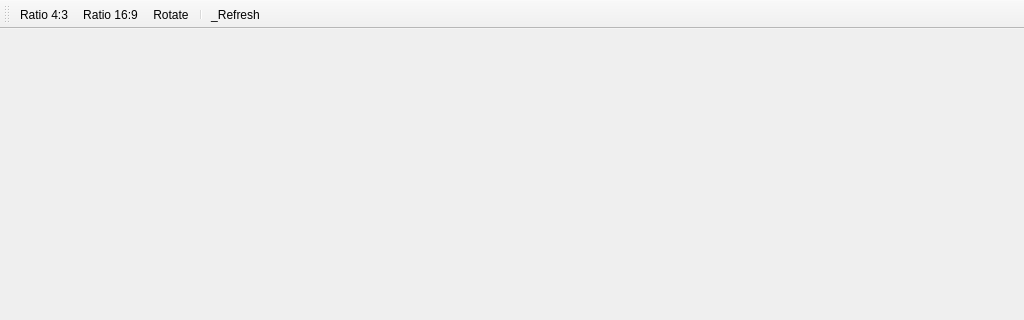
Old version of the form src/ui/WinPreview.ui in the repository Pixinn/ezwebgallery; both pictures show x 0 to 1024 and y 0 to 320 of the 1024 by 768 pixel window.
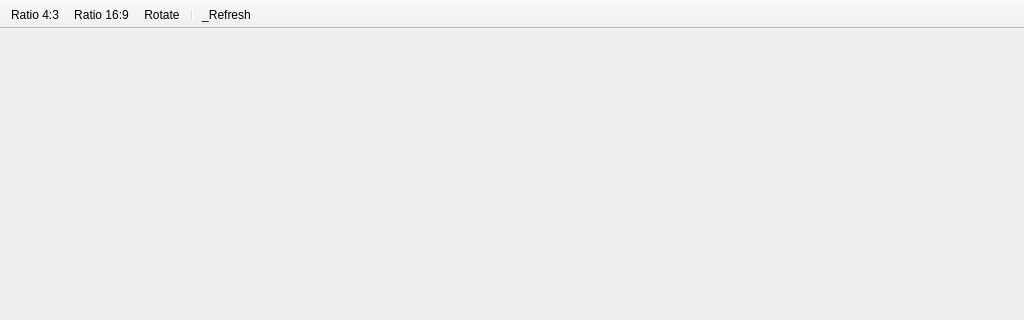
New version of the form. Icons and pictures are not drawn.

```diff
--- a/src/ui/WinPreview.ui
+++ b/src/ui/WinPreview.ui
@@ -72,6 +72,15 @@
    <property name="windowTitle">
     <string>toolBar</string>
    </property>
+   <property name="movable">
+    <bool>false</bool>
+   </property>
+   <property name="iconSize">
+    <size>
+     <width>24</width>
+     <height>24</height>
+    </size>
+   </property>
    <attribute name="toolBarArea">
     <enum>TopToolBarArea</enum>
    </attribute>
```
